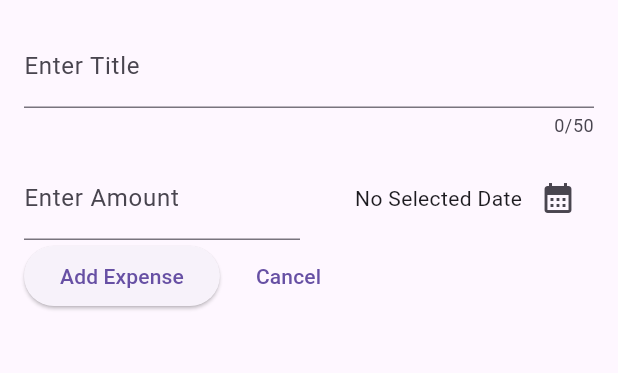
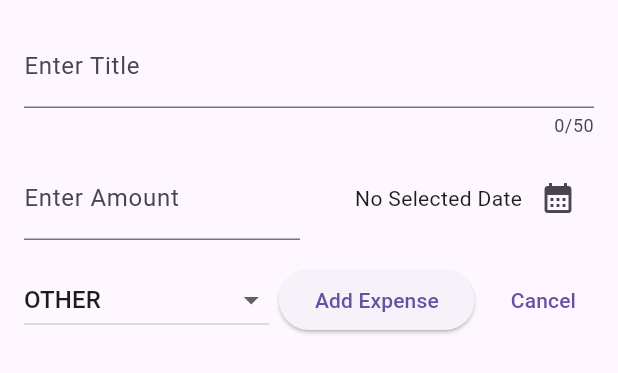
Before and after one commit to shreyas-codes25/expense_tracker, a Flutter app: the NewExpense widget shown alone on an empty page, opened directly, on a phone screen of 412 x 824 dp. Shown: the top 373 px of the screen. Run offline on Flutter 3.47's test engine with Material 3 defaults, Android fonts, the phone set to English and light mode, and no system bars.

Commit message:
added a dropdown menu for displaying the enum category which can be added in the expenses model

```diff
--- a/lib/widgets/expenses.dart
+++ b/lib/widgets/expenses.dart
@@ -1,5 +1,5 @@
 import 'package:expense_tracker/models/expense.dart';
-import 'package:expense_tracker/widgets/appbar.dart';
+
 import 'package:expense_tracker/widgets/new-expense-screen/new_expense.dart';
 import 'package:flutter/material.dart';
 
--- a/lib/widgets/new-expense-screen/new_expense.dart
+++ b/lib/widgets/new-expense-screen/new_expense.dart
@@ -1,7 +1,7 @@
 import 'package:flutter/cupertino.dart';
 import 'package:flutter/material.dart';
 import 'package:intl/intl.dart';
-
+import 'package:expense_tracker/models/expense.dart';
 class NewExpense extends StatefulWidget {
   const NewExpense({super.key});
 
@@ -13,6 +13,7 @@ class _NewExpenseState extends State<NewExpense> {
   final _titleController = TextEditingController();
   final _amountController = TextEditingController();
   DateTime? _selectedDate;
+  Category _selectedCategory = Category.other;
   final formatter = DateFormat.yMd();
 
   @override
@@ -82,8 +83,26 @@ class _NewExpenseState extends State<NewExpense> {
               )
             ],
           ),
+          const SizedBox(height: 16,),
           Row(
             children: [
+              DropdownButton(
+                value: _selectedCategory,
+                items: Category.values
+                    .map(
+                      (category) => DropdownMenuItem(
+                        value: category,
+                        child: Text(category.name.toUpperCase()),
+                      ),
+                    )
+                    .toList(),
+                onChanged: (value) {
+                  setState(() {
+                    _selectedCategory = value!;
+                  });
+                },
+              ),
+              const Spacer(),
               ElevatedButton(
                 onPressed: () {
                   print(_titleController.text);
```
